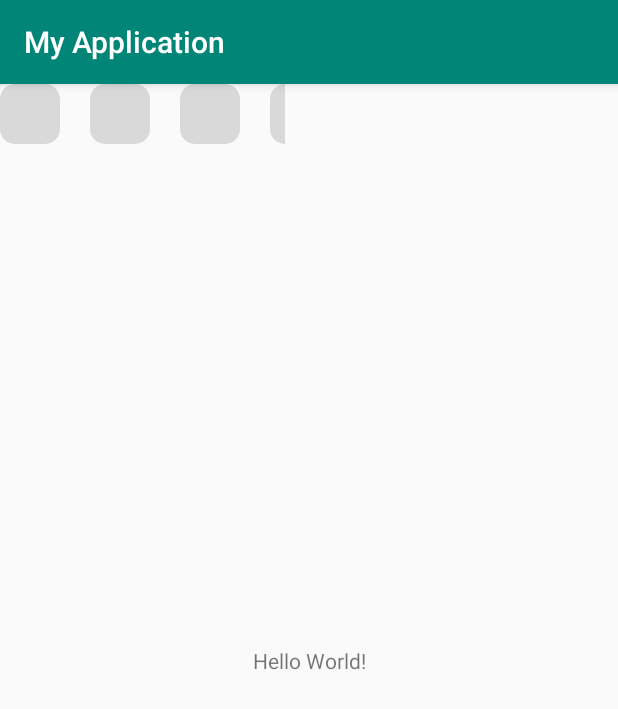
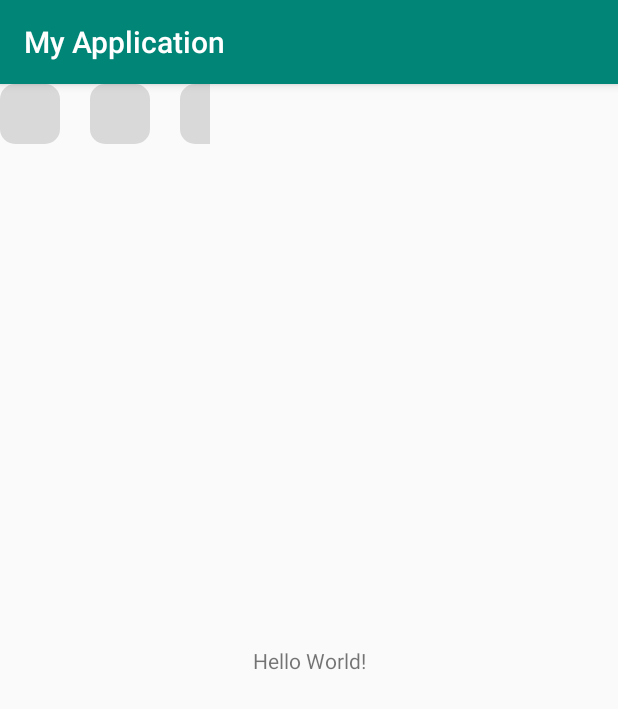
Before and after one commit to ljwx/EditTextActive, an Android app: the screen it shows after launch (MainActivity), on a phone screen of 412 x 824 dp. Shown: the top 709 px of the screen. Run offline under Robolectric (Android 15) with nearby library versions, the phone set to English and light mode, and no system bars.

Commit message:
delete one attribute

```diff
--- a/EditTextActive/src/main/java/com/ljwx/view/edit/EditTextActive.java
+++ b/EditTextActive/src/main/java/com/ljwx/view/edit/EditTextActive.java
@@ -7,11 +7,14 @@ import android.graphics.Color;
 import android.graphics.Paint;
 import android.graphics.RectF;
 import android.support.v7.widget.AppCompatEditText;
+import android.text.InputFilter;
 import android.util.AttributeSet;
+
+import java.lang.reflect.Field;
 
 public class EditTextActive extends AppCompatEditText {
 
-    private int mNumDigit = 0;
+    private int mMaxLenght = 0;
     private float mMarginValue = 0;
     private float mRadiu = 0f;
     private Paint mBgPaint = new Paint(Paint.ANTI_ALIAS_FLAG);
@@ -25,18 +28,22 @@ public class EditTextActive extends AppCompatEditText {
 
     public EditTextActive(Context context, AttributeSet attrs) {
         super(context, attrs);
-        mBgPaint.setColor(mBgColorN);
         TypedArray attr = context.obtainStyledAttributes(attrs, R.styleable.EditTextActive);
         mMarginValue = attr.getDimension(R.styleable.EditTextActive_etaMarginLeft, 30f);
         mRadiu = attr.getDimension(R.styleable.EditTextActive_etaRadiu, 15);
         mBgColorN = attr.getColor(R.styleable.EditTextActive_etaBgColor, mBgColorN);
         mBgColorY = attr.getColor(R.styleable.EditTextActive_etaBgColor, mBgColorY);
-        mNumDigit = attr.getInteger(R.styleable.EditTextActive_etaMaxDigit, 4);
         attr.recycle();
+        init();
     }
 
     public EditTextActive(Context context, AttributeSet attrs, int defStyleAttr) {
         super(context, attrs, defStyleAttr);
+    }
+
+    public void init() {
+        mMaxLenght = getMaxLength();
+        setCursorVisible(false);
     }
 
 //    protected void onMeasure(int widthMeasureSpec, int heightMeasureSpec) {
@@ -55,7 +62,7 @@ public class EditTextActive extends AppCompatEditText {
 //        }
 //
 //        if (MeasureSpec.AT_MOST == widthMode) {
-//            width = getHeight() * mNumDigit + ((mNumDigit - 1) * mMarginValue);
+//            width = getHeight() * mMaxLenght + ((mMaxLenght - 1) * mMarginValue);
 //        }
 //        setMeasuredDimension(width, height);
 //    }
@@ -69,7 +76,7 @@ public class EditTextActive extends AppCompatEditText {
 //    @Override
 //    protected void onLayout(boolean changed, int left, int top, int right, int bottom) {
 //        super.onLayout(changed, left, top, right, bottom);
-//        setMeasuredDimension(getHeight() * mNumDigit + ((mNumDigit - 1) * mMarginValue), getHeight());
+//        setMeasuredDimension(getHeight() * mMaxLenght + ((mMaxLenght - 1) * mMarginValue), getHeight());
 //    }
 
     @Override
@@ -84,7 +91,7 @@ public class EditTextActive extends AppCompatEditText {
         RectF rf = new RectF(0, 0, getHeight(), getHeight());
         mBgPaint.setColor(mBgColorN);
         canvas.save();
-        for (int i = 0; i < mNumDigit; i++) {
+        for (int i = 0; i < mMaxLenght; i++) {
             canvas.drawRoundRect(rf, mRadiu, mRadiu, mBgPaint);
             canvas.translate((getHeight() + mMarginValue), 0);
         }
@@ -95,7 +102,7 @@ public class EditTextActive extends AppCompatEditText {
         RectF rf = new RectF(0, 0, getHeight(), getHeight());
         canvas.save();
         mBgPaint.setColor(mBgColorY);
-        for (int i = 0; i < Math.min(getText().length(),mNumDigit); i++) {
+        for (int i = 0; i < Math.min(getText().length(), mMaxLenght); i++) {
             float t = (getHeight() + mMarginValue);
             canvas.drawRoundRect(rf, mRadiu, mRadiu, mBgPaint);
             canvas.translate(t, 0);
@@ -105,7 +112,7 @@ public class EditTextActive extends AppCompatEditText {
 
     private void drawText(Canvas canvas) {
         canvas.save();
-        for (int i = 0; i < Math.min(getText().length(), mNumDigit); i++) {
+        for (int i = 0; i < Math.min(getText().length(), mMaxLenght); i++) {
             String num = getText().charAt(i) + "";
             float x = getHeight() / 2 - getPaint().measureText(num) / 2;
             float y = (getHeight() / 2) + Math.abs(getPaint().ascent() + getPaint().descent()) / 2;
@@ -115,4 +122,26 @@ public class EditTextActive extends AppCompatEditText {
         canvas.restore();
     }
 
+
+    public int getMaxLength() {
+        int length = 4;
+        try {
+            InputFilter[] inputFilters = getFilters();
+            for (InputFilter filter : inputFilters) {
+                Class<?> c = filter.getClass();
+                if (c.getName().equals("android.text.InputFilter$LengthFilter")) {
+                    Field[] f = c.getDeclaredFields();
+                    for (Field field : f) {
+                        if (field.getName().equals("mMax")) {
+                            field.setAccessible(true);
+                            length = (Integer) field.get(filter);
+                        }
+                    }
+                }
+            }
+        } catch (Exception e) {
+            e.printStackTrace();
+        }
+        return length;
+    }
 }
--- a/EditTextActive/src/main/res/values/attr.xml
+++ b/EditTextActive/src/main/res/values/attr.xml
@@ -5,6 +5,5 @@
         <attr name="etaBgColor" format="color" />
         <attr name="etaSolidColor" format="color" />
         <attr name="etaMarginLeft" format="dimension" />
-        <attr name="etaMaxDigit" format="integer" />
     </declare-styleable>
 </resources>
--- a/app/src/main/res/layout/activity_main.xml
+++ b/app/src/main/res/layout/activity_main.xml
@@ -16,10 +16,11 @@
         app:layout_constraintTop_toTopOf="parent" />
 
     <com.ljwx.view.edit.EditTextActive
+        android:layout_width="140dp"
+        android:layout_height="40dp"
         android:background="@null"
+        android:maxLength="3"
         app:layout_constraintLeft_toLeftOf="parent"
-        app:layout_constraintTop_toTopOf="parent"
-        android:layout_width="190dp"
-        android:layout_height="40dp" />
+        app:layout_constraintTop_toTopOf="parent" />
 
 </android.support.constraint.ConstraintLayout>
```
